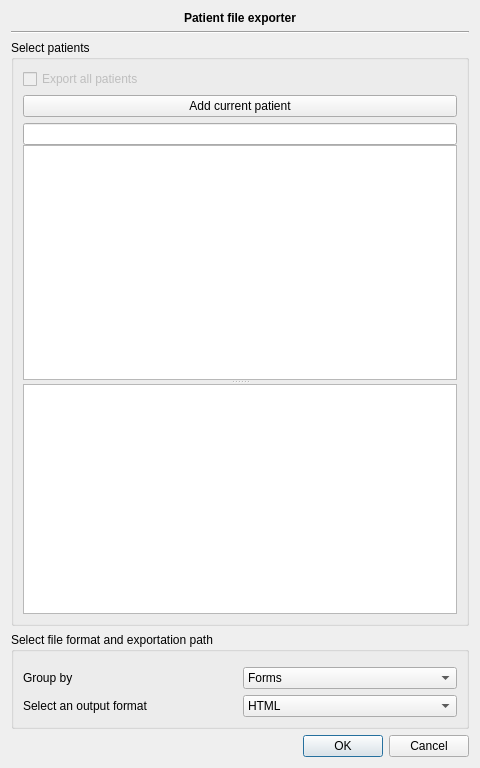
The window that plugins/patientbaseplugin/patientdataextractordialog.ui (FreeHealth/freehealth) describes before a commit, drawn with Qt 5.
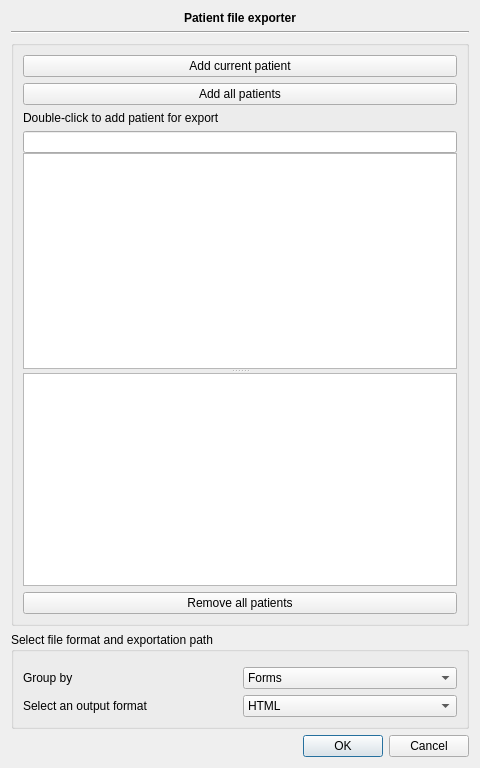
The same window after the commit. Custom widgets are drawn as their Qt base class.

Commit message:
fix fmf issue #8 export patient file https://github.com/FreeMedForms/freemedforms/issues/8
TODO: workflow:
 * automatically add current patient to export patient list?
 * automatically add selected patient in patient view to export list?

```diff
--- a/plugins/patientbaseplugin/patientdataextractordialog.ui
+++ b/plugins/patientbaseplugin/patientdataextractordialog.ui
@@ -40,27 +40,31 @@
    <item row="2" column="0">
     <widget class="QGroupBox" name="groupBox">
      <property name="title">
-      <string>Select patients</string>
+      <string/>
      </property>
      <layout class="QGridLayout" name="gridLayout_2">
+      <item row="1" column="0">
+       <widget class="QPushButton" name="addAll">
+        <property name="text">
+         <string>Add all patients</string>
+        </property>
+       </widget>
+      </item>
+      <item row="4" column="0">
+       <widget class="QPushButton" name="removeAll">
+        <property name="text">
+         <string>Remove all patients</string>
+        </property>
+       </widget>
+      </item>
       <item row="0" column="0">
-       <widget class="QCheckBox" name="exportAll">
-        <property name="enabled">
-         <bool>false</bool>
-        </property>
-        <property name="text">
-         <string>Export all patients</string>
-        </property>
-       </widget>
-      </item>
-      <item row="1" column="0">
        <widget class="QPushButton" name="addCurrent">
         <property name="text">
          <string>Add current patient</string>
         </property>
        </widget>
       </item>
-      <item row="2" column="0">
+      <item row="3" column="0">
        <widget class="QSplitter" name="splitter">
         <property name="orientation">
          <enum>Qt::Vertical</enum>
@@ -71,7 +75,11 @@
            <number>0</number>
           </property>
           <item>
-           <widget class="Utils::QButtonLineEdit" name="search"/>
+           <widget class="Utils::QButtonLineEdit" name="search">
+            <property name="placeholderText">
+             <string/>
+            </property>
+           </widget>
           </item>
           <item>
            <widget class="QTableView" name="availablePatients">
@@ -128,6 +136,13 @@
         </widget>
        </widget>
       </item>
+      <item row="2" column="0">
+       <widget class="QLabel" name="label_4">
+        <property name="text">
+         <string>Double-click to add patient for export</string>
+        </property>
+       </widget>
+      </item>
      </layout>
     </widget>
    </item>
```
Left out of the diff: 4 changed lines with no effect on the pictures. The commit also changes 15 other files.
